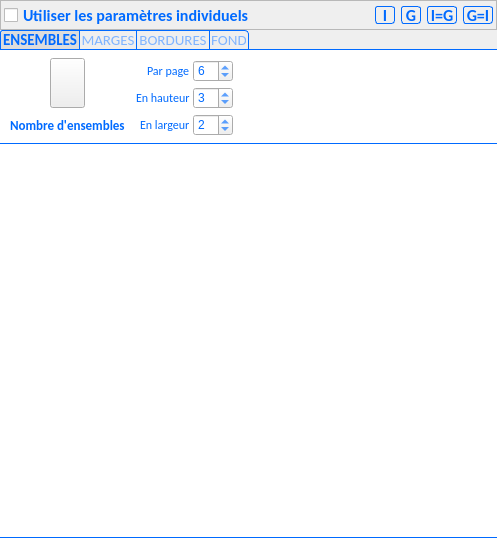
Above: PhotosConsigne/ui/Page.ui from FlorianLance/PhotosConsigne before the change. Below: the same form after it.
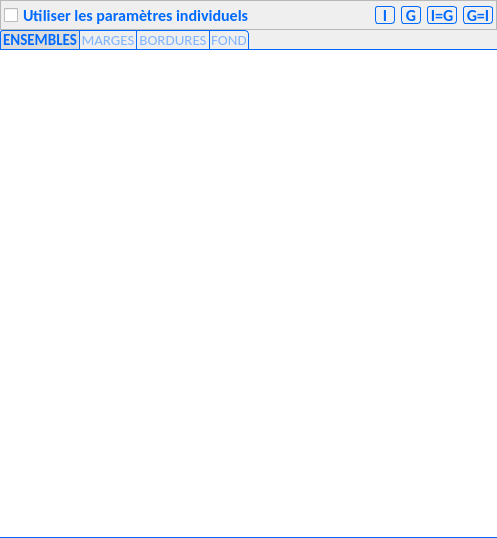
That is the form after the change. Icons and pictures are not drawn.

```diff
--- a/PhotosConsigne/ui/Page.ui
+++ b/PhotosConsigne/ui/Page.ui
@@ -495,485 +495,6 @@
           <property name="bottomMargin">
            <number>0</number>
           </property>
-          <item>
-           <widget class="QFrame" name="framePhotosNb">
-            <property name="enabled">
-             <bool>true</bool>
-            </property>
-            <property name="sizePolicy">
-             <sizepolicy hsizetype="Minimum" vsizetype="Preferred">
-              <horstretch>0</horstretch>
-              <verstretch>0</verstretch>
-             </sizepolicy>
-            </property>
-            <property name="minimumSize">
-             <size>
-              <width>0</width>
-              <height>90</height>
-             </size>
-            </property>
-            <property name="styleSheet">
-             <string notr="true">
-.QFrame{
-border: 0px solid rgb(0,106,255);
-}</string>
-            </property>
-            <property name="frameShape">
-             <enum>QFrame::StyledPanel</enum>
-            </property>
-            <property name="frameShadow">
-             <enum>QFrame::Raised</enum>
-            </property>
-            <layout class="QGridLayout" name="gridLayout_23" columnstretch="0,0">
-             <property name="leftMargin">
-              <number>3</number>
-             </property>
-             <property name="topMargin">
-              <number>5</number>
-             </property>
-             <property name="rightMargin">
-              <number>3</number>
-             </property>
-             <property name="bottomMargin">
-              <number>3</number>
-             </property>
-             <property name="spacing">
-              <number>3</number>
-             </property>
-             <item row="1" column="1" rowspan="2">
-              <widget class="QFrame" name="framePhotosNb_sub2">
-               <property name="minimumSize">
-                <size>
-                 <width>260</width>
-                 <height>0</height>
-                </size>
-               </property>
-               <property name="styleSheet">
-                <string notr="true">.QFrame{
-    border: 0px solid gray;
-    border-radius: 0px;
-}</string>
-               </property>
-               <property name="frameShape">
-                <enum>QFrame::StyledPanel</enum>
-               </property>
-               <property name="frameShadow">
-                <enum>QFrame::Raised</enum>
-               </property>
-               <layout class="QGridLayout" name="gridLayout_25">
-                <property name="leftMargin">
-                 <number>0</number>
-                </property>
-                <property name="topMargin">
-                 <number>0</number>
-                </property>
-                <property name="rightMargin">
-                 <number>0</number>
-                </property>
-                <property name="bottomMargin">
-                 <number>0</number>
-                </property>
-                <property name="spacing">
-                 <number>3</number>
-                </property>
-                <item row="0" column="2" alignment="Qt::AlignHCenter">
-                 <widget class="QSpinBox" name="sbPhotosNbPerPage">
-                  <property name="minimumSize">
-                   <size>
-                    <width>40</width>
-                    <height>0</height>
-                   </size>
-                  </property>
-                  <property name="maximumSize">
-                   <size>
-                    <width>40</width>
-                    <height>16777215</height>
-                   </size>
-                  </property>
-                  <property name="toolTip">
-                   <string>&lt;html&gt;&lt;head/&gt;&lt;body&gt;&lt;p&gt;Nombre de photos horizontalement&lt;/p&gt;&lt;/body&gt;&lt;/html&gt;</string>
-                  </property>
-                  <property name="styleSheet">
-                   <string notr="true">
-
-QWidget {
-  
-	color : rgb(0,106,255);
-     font:  bold 10 ptCalibri;
-
-
- }
-
-
-QWidget:!enabled {
-  
-	color : rgb(150,150,150);
-
-     font:  bold 10 ptCalibri;
- }
-</string>
-                  </property>
-                  <property name="minimum">
-                   <number>1</number>
-                  </property>
-                  <property name="maximum">
-                   <number>2500</number>
-                  </property>
-                  <property name="value">
-                   <number>6</number>
-                  </property>
-                 </widget>
-                </item>
-                <item row="1" column="2">
-                 <widget class="QSpinBox" name="sbPhotosNbHeight">
-                  <property name="minimumSize">
-                   <size>
-                    <width>40</width>
-                    <height>0</height>
-                   </size>
-                  </property>
-                  <property name="maximumSize">
-                   <size>
-                    <width>40</width>
-                    <height>16777215</height>
-                   </size>
-                  </property>
-                  <property name="toolTip">
-                   <string>&lt;html&gt;&lt;head/&gt;&lt;body&gt;&lt;p&gt;Nombre de photos horizontalement&lt;/p&gt;&lt;/body&gt;&lt;/html&gt;</string>
-                  </property>
-                  <property name="styleSheet">
-                   <string notr="true">
-
-QWidget {
-  
-	color : rgb(0,106,255);
-     font:  bold 10 ptCalibri;
-
-
- }
-
-
-QWidget:!enabled {
-  
-	color : rgb(150,150,150);
-
-     font:  bold 10 ptCalibri;
- }
-</string>
-                  </property>
-                  <property name="minimum">
-                   <number>1</number>
-                  </property>
-                  <property name="maximum">
-                   <number>50</number>
-                  </property>
-                  <property name="value">
-                   <number>3</number>
-                  </property>
-                 </widget>
-                </item>
-                <item row="2" column="2">
-                 <widget class="QSpinBox" name="sbPhotosNbWidth">
-                  <property name="minimumSize">
-                   <size>
-                    <width>40</width>
-                    <height>0</height>
-                   </size>
-                  </property>
-                  <property name="maximumSize">
-                   <size>
-                    <width>40</width>
-                    <height>16777215</height>
-                   </size>
-                  </property>
-                  <property name="toolTip">
-                   <string>&lt;html&gt;&lt;head/&gt;&lt;body&gt;&lt;p&gt;Nombre de photos horizontalement&lt;/p&gt;&lt;/body&gt;&lt;/html&gt;</string>
-                  </property>
-                  <property name="styleSheet">
-                   <string notr="true">
-
-QWidget {
-  
-	color : rgb(0,106,255);
-     font:  bold 10 ptCalibri;
-
-
- }
-
-
-QWidget:!enabled {
-  
-	color : rgb(150,150,150);
-
-     font:  bold 10 ptCalibri;
- }
-</string>
-                  </property>
-                  <property name="minimum">
-                   <number>1</number>
-                  </property>
-                  <property name="maximum">
-                   <number>50</number>
-                  </property>
-                  <property name="value">
-                   <number>2</number>
-                  </property>
-                 </widget>
-                </item>
-                <item row="1" column="3">
-                 <spacer name="horizontalSpacer_9">
-                  <property name="orientation">
-                   <enum>Qt::Horizontal</enum>
-                  </property>
-                  <property name="sizeHint" stdset="0">
-                   <size>
-                    <width>40</width>
-                    <height>20</height>
-                   </size>
-                  </property>
-                 </spacer>
-                </item>
-                <item row="1" column="1" alignment="Qt::AlignRight">
-                 <widget class="QLabel" name="laPhotosNbHeight">
-                  <property name="styleSheet">
-                   <string notr="true">
-
-QWidget {
-  
-	color : rgb(0,106,255);
-     font:  9pt Calibri;
-
-
- }
-
-
-QWidget:!enabled {
-  
-	color : rgb(150,150,150);
-     font:  9pt Calibri;
- }
-</string>
-                  </property>
-                  <property name="text">
-                   <string>En hauteur</string>
-                  </property>
-                 </widget>
-                </item>
-                <item row="0" column="1" alignment="Qt::AlignRight">
-                 <widget class="QLabel" name="laGlobalPhotosNbPerPage">
-                  <property name="styleSheet">
-                   <string notr="true">
-
-QWidget {
-  
-	color : rgb(0,106,255);
-     font:  9pt Calibri;
-
-
- }
-
-
-QWidget:!enabled {
-  
-	color : rgb(150,150,150);
-     font:  9pt Calibri;
- }
-QWidget {
-  
-	color : rgb(0,106,255);
-    font:  9pt Calibri;
-
- }
-
-
-</string>
-                  </property>
-                  <property name="text">
-                   <string>Par page</string>
-                  </property>
-                 </widget>
-                </item>
-                <item row="2" column="1" alignment="Qt::AlignRight">
-                 <widget class="QLabel" name="laPhotosNbWidth">
-                  <property name="minimumSize">
-                   <size>
-                    <width>0</width>
-                    <height>0</height>
-                   </size>
-                  </property>
-                  <property name="styleSheet">
-                   <string notr="true">
-
-QWidget {
-  
-	color : rgb(0,106,255);
-     font:  9pt Calibri;
-
-
- }
-
-
-QWidget:!enabled {
-  
-	color : rgb(150,150,150);
-     font:  9pt Calibri;
- }
-QWidget {
-  
-	color : rgb(0,106,255);
-    font:  9pt Calibri;
-
- }
-
-</string>
-                  </property>
-                  <property name="text">
-                   <string>En largeur</string>
-                  </property>
-                 </widget>
-                </item>
-               </layout>
-              </widget>
-             </item>
-             <item row="1" column="0" rowspan="2">
-              <widget class="QFrame" name="framePhotosNb_sub1">
-               <property name="sizePolicy">
-                <sizepolicy hsizetype="Minimum" vsizetype="Preferred">
-                 <horstretch>0</horstretch>
-                 <verstretch>0</verstretch>
-                </sizepolicy>
-               </property>
-               <property name="minimumSize">
-                <size>
-                 <width>130</width>
-                 <height>0</height>
-                </size>
-               </property>
-               <property name="styleSheet">
-                <string notr="true">.QFrame{
-    border: 0px solid gray;
-    border-radius: 0px;
-}</string>
-               </property>
-               <property name="frameShape">
-                <enum>QFrame::StyledPanel</enum>
-               </property>
-               <property name="frameShadow">
-                <enum>QFrame::Raised</enum>
-               </property>
-               <layout class="QVBoxLayout" name="verticalLayout_21">
-                <property name="spacing">
-                 <number>3</number>
-                </property>
-                <property name="leftMargin">
-                 <number>0</number>
-                </property>
-                <property name="topMargin">
-                 <number>0</number>
-                </property>
-                <property name="rightMargin">
-                 <number>0</number>
-                </property>
-                <property name="bottomMargin">
-                 <number>0</number>
-                </property>
-                <item alignment="Qt::AlignHCenter">
-                 <widget class="QPushButton" name="pbPhotosNb">
-                  <property name="minimumSize">
-                   <size>
-                    <width>35</width>
-                    <height>50</height>
-                   </size>
-                  </property>
-                  <property name="maximumSize">
-                   <size>
-                    <width>35</width>
-                    <height>50</height>
-                   </size>
-                  </property>
-                  <property name="text">
-                   <string/>
-                  </property>
-                  <property name="icon">
-                   <iconset resource="../resources.qrc">
-                    <normaloff>:/images/photos/nb_photos</normaloff>:/images/photos/nb_photos</iconset>
-                  </property>
-                  <property name="iconSize">
-                   <size>
-                    <width>35</width>
-                    <height>50</height>
-                   </size>
-                  </property>
-                 </widget>
-                </item>
-                <item alignment="Qt::AlignHCenter">
-                 <widget class="QLabel" name="laPhotosNb">
-                  <property name="sizePolicy">
-                   <sizepolicy hsizetype="Minimum" vsizetype="Preferred">
-                    <horstretch>0</horstretch>
-                    <verstretch>0</verstretch>
-                   </sizepolicy>
-                  </property>
-                  <property name="styleSheet">
-                   <string notr="true">QWidget {
-  
-	color : rgb(0,106,255);
-    font:  bold 10pt Calibri;
-
-
- }
-
-
-QWidget:!enabled {
-  
-	color : rgb(150,150,150);
-    font:  bold 10pt Calibri;
- }
-</string>
-                  </property>
-                  <property name="text">
-                   <string>Nombre d'ensembles</string>
-                  </property>
-                 </widget>
-                </item>
-               </layout>
-              </widget>
-             </item>
-            </layout>
-           </widget>
-          </item>
-          <item>
-           <widget class="Line" name="line_9">
-            <property name="maximumSize">
-             <size>
-              <width>16777215</width>
-              <height>1</height>
-             </size>
-            </property>
-            <property name="styleSheet">
-             <string notr="true">	background-color: rgb(0,106,255);</string>
-            </property>
-            <property name="orientation">
-             <enum>Qt::Horizontal</enum>
-            </property>
-           </widget>
-          </item>
-          <item>
-           <spacer name="verticalSpacer_2">
-            <property name="orientation">
-             <enum>Qt::Vertical</enum>
-            </property>
-            <property name="sizeType">
-             <enum>QSizePolicy::MinimumExpanding</enum>
-            </property>
-            <property name="sizeHint" stdset="0">
-             <size>
-              <width>20</width>
-              <height>40</height>
-             </size>
-            </property>
-           </spacer>
-          </item>
          </layout>
         </widget>
         <widget class="QWidget" name="tabPageMargins">
```
Left out of the diff: 33 changed lines with no effect on the pictures.
